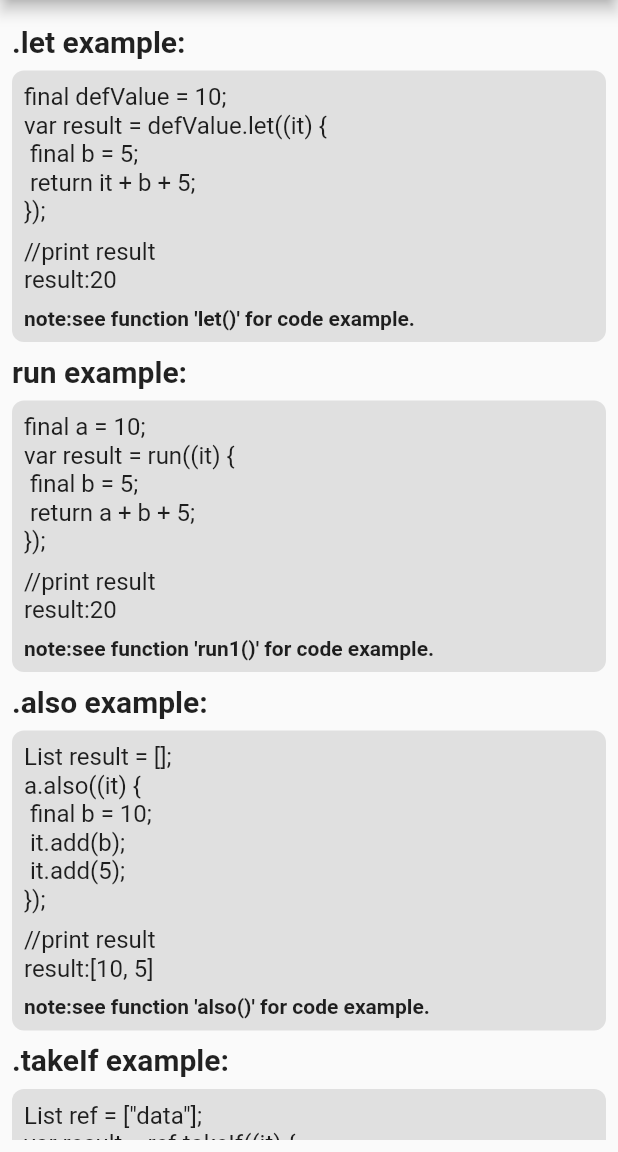
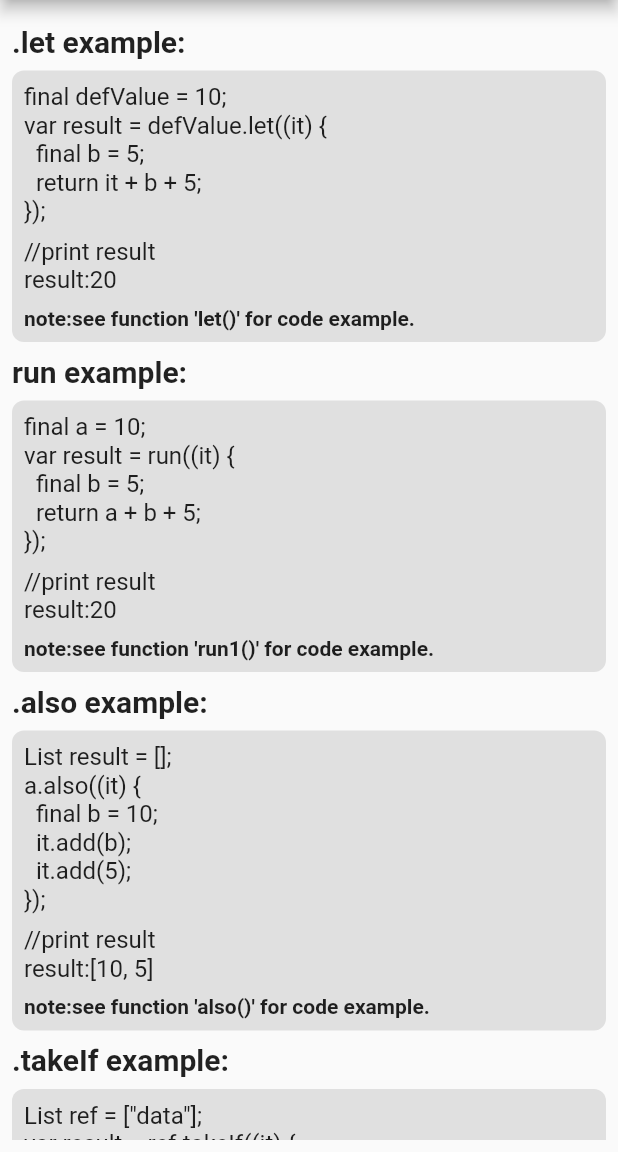
Before and after one commit to zyzdev/kotlin_scope_function, a Flutter app: the screen it shows after launch, on a phone screen of 412 x 824 dp, the part 84-1236 px from its top. Run offline on Flutter 3.47's test engine with Material 2 defaults, Android fonts, the phone set to English and light mode, and no system bars.

```diff
--- a/example/lib/main.dart
+++ b/example/lib/main.dart
@@ -27,8 +27,8 @@ class MyApp extends StatelessWidget {
                 '.let example:',
                 "final defValue = 10;"
                     "\nvar result = defValue.let((it) {"
-                    "\n\tfinal b = 5;"
-                    "\n\treturn it + b + 5;"
+                    "\n  final b = 5;"
+                    "\n  return it + b + 5;"
                     "\n});",
                 "//print result"
                     "\nresult:${let()}",
@@ -37,8 +37,8 @@ class MyApp extends StatelessWidget {
                 'run example:',
                 "final a = 10;"
                     "\nvar result = run((it) {"
-                    "\n\tfinal b = 5;"
-                    "\n\treturn a + b + 5;"
+                    "\n  final b = 5;"
+                    "\n  return a + b + 5;"
                     "\n});",
                 "//print result"
                     "\nresult:${run1()}",
@@ -47,9 +47,9 @@ class MyApp extends StatelessWidget {
                 '.also example:',
                 "List result = [];"
                     "\na.also((it) {"
-                    "\n\tfinal b = 10;"
-                    "\n\tit.add(b);"
-                    "\n\tit.add(5);"
+                    "\n  final b = 10;"
+                    "\n  it.add(b);"
+                    "\n  it.add(5);"
                     "\n});",
                 "//print result"
                     "\nresult:${also()}",
@@ -58,7 +58,7 @@ class MyApp extends StatelessWidget {
                 '.takeIf example:',
                 "List ref = [\"data\"];"
                     "\nvar result = ref.takeIf((it) {"
-                    "\n\treturn it.isNotEmpty;"
+                    "\n  return it.isNotEmpty;"
                     "\n});",
                 "//print result"
                     "\nresult:${takeIf()}",
@@ -67,7 +67,7 @@ class MyApp extends StatelessWidget {
                 '.takeUnless example:',
                 "List ref = [\"data\"];"
                     "\nvar result = ref.takeUnless((it) {"
-                    "\n\treturn it.isEmpty;"
+                    "\n  return it.isEmpty;"
                     "\n});",
                 "//print result"
                     "\nresult:${takeUnless()}",
--- a/lib/kotlin_scope_function.dart
+++ b/lib/kotlin_scope_function.dart
@@ -21,8 +21,9 @@ extension ObjectE<T extends Object> on T {
   /// final a = [];
   /// a.also((it) => it.add("element"));
   /// print(a); > element
-  void also(void Function(T it) dealing) {
+  T also(void Function(T it) dealing) {
     dealing(this);
+    return this;
   }
 
   /// 'takeIf' returns object self if it matches the predicate. Otherwise, it returns null.
--- a/pubspec.yaml
+++ b/pubspec.yaml
@@ -1,6 +1,6 @@
 name: kotlin_scope_function
 description: This is an utility package that providing Kotlin scope function implement by Dart.
-version: 1.0.0
+version: 1.0.1
 homepage: https://github.com/zyzdev/kotlin_scope_function
 
 environment:
```
Also changed, not shown: 1 other file.
